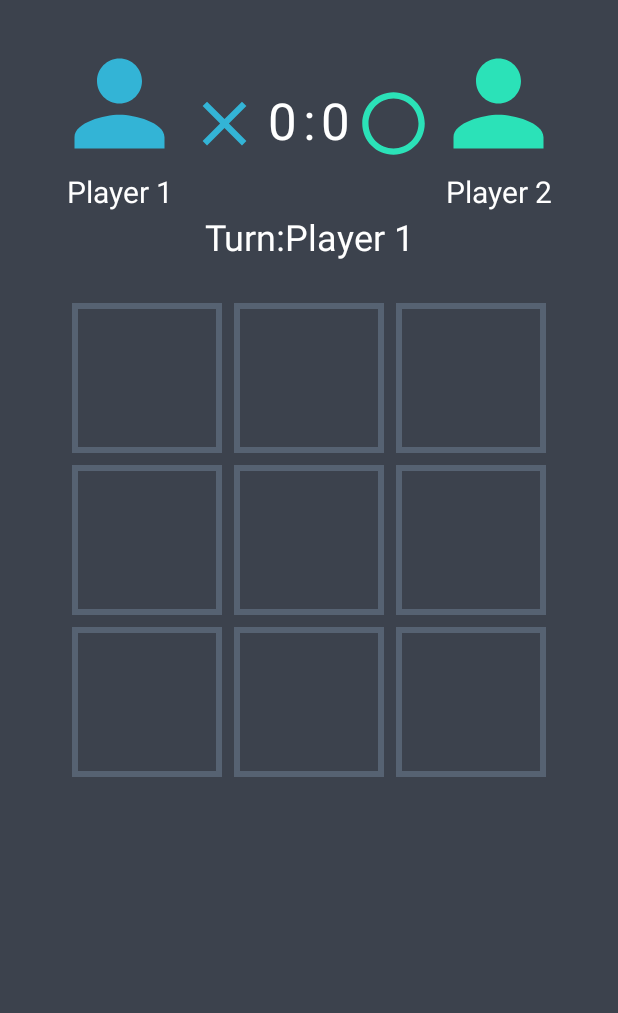
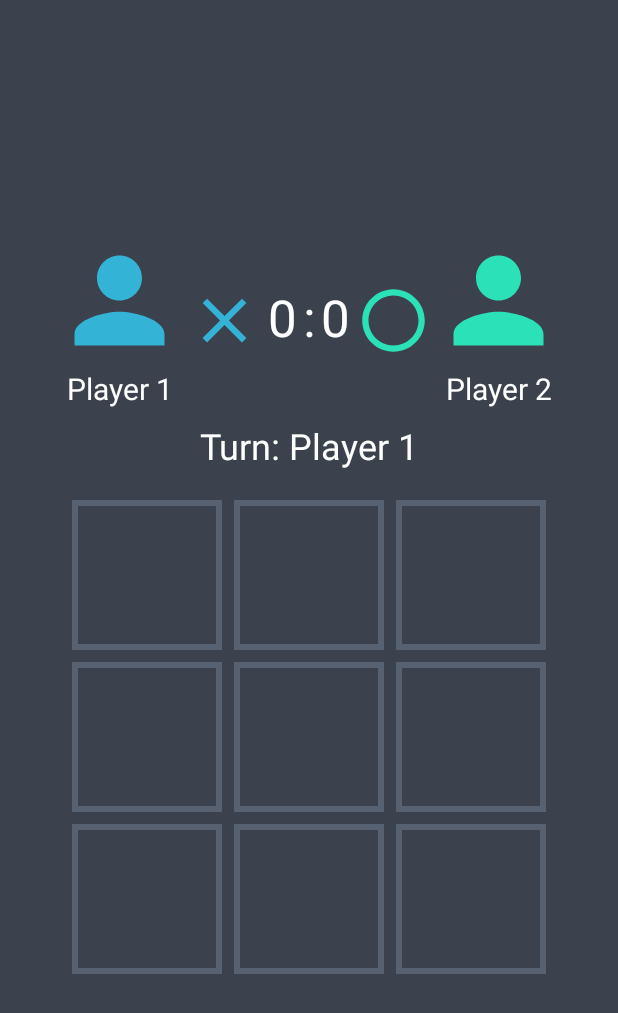
Before and after one commit to AndreMP93/Quiz-Cross, an Android app built with Jetpack Compose: the NewGameActivity screen opened directly, with no data from a screen before it, on a phone screen of 412 x 824 dp. Shown: the top 1013 px of the screen. Run offline under Robolectric (Android 15) with nearby library versions, the phone set to English and light mode, and no system bars.

Commit message:
Atualização 02/04/2023 Ajustes

```diff
--- a/app/src/main/java/com/example/quizcross/activity/NewGameActivity.kt
+++ b/app/src/main/java/com/example/quizcross/activity/NewGameActivity.kt
@@ -9,6 +9,8 @@ import android.widget.ImageButton
 import android.widget.RadioButton
 import android.widget.RadioGroup
 import androidx.appcompat.app.AlertDialog
+import androidx.compose.ui.graphics.Color
+import androidx.core.content.ContextCompat
 import androidx.lifecycle.ViewModelProvider
 import com.example.quizcross.R
 import com.example.quizcross.databinding.ActivityNewGameBinding
@@ -35,7 +37,9 @@ class NewGameActivity : AppCompatActivity() {
     private lateinit var categories: MutableList<Int>
     private var selectedLine by Delegates.notNull<Int>()
     private var selectedColumn by Delegates.notNull<Int>()
-
+    private lateinit var progressDialog: ProgressDialog
+    private var boardWidget: MutableList<MutableList<ImageButton>> = mutableListOf(mutableListOf(),
+        mutableListOf(), mutableListOf())
 
     override fun onCreate(savedInstanceState: Bundle?) {
         super.onCreate(savedInstanceState)
@@ -43,7 +47,16 @@ class NewGameActivity : AppCompatActivity() {
         newGameBinding = ActivityNewGameBinding.inflate(layoutInflater)
         setContentView(newGameBinding.root)
 
-
+        boardWidget[0].add(newGameBinding.matrix.position00)
+        boardWidget[0].add(newGameBinding.matrix.position01)
+        boardWidget[0].add(newGameBinding.matrix.position02)
+        boardWidget[1].add(newGameBinding.matrix.position10)
+        boardWidget[1].add(newGameBinding.matrix.position11)
+        boardWidget[1].add(newGameBinding.matrix.position12)
+        boardWidget[2].add(newGameBinding.matrix.position20)
+        boardWidget[2].add(newGameBinding.matrix.position21)
+        boardWidget[2].add(newGameBinding.matrix.position22)
+        progressDialog = ProgressDialog(this)
         gameViewModel = ViewModelProvider(this)[GameViewModel::class.java]
 
         val sharedPreferences = getSharedPreferences(getString(R.string.preference_file_key), Context.MODE_PRIVATE)
@@ -87,10 +100,10 @@ class NewGameActivity : AppCompatActivity() {
 
         gameViewModel.ticTacToe.observe(this){
             if(it.isPlayer1Turn){
-                val turnOrder = getString(R.string.turn) + getString(R.string.player1)
+                val turnOrder = getString(R.string.turn) + " " + getString(R.string.player1)
                 newGameBinding.textTurn.text = turnOrder
             }else{
-                val turnOrder = getString(R.string.turn) + getString(R.string.player2)
+                val turnOrder = getString(R.string.turn) +" "+ getString(R.string.player2)
                 newGameBinding.textTurn.text = turnOrder
             }
             if(it.isTie){
@@ -165,91 +178,41 @@ class NewGameActivity : AppCompatActivity() {
 
         questionViewModel.isRequestingQuestion.observe(this){
             if(it){
-                val progressDialog = ProgressDialog(this)
+                println("isRequestingQuestion: $it")
                 progressDialog.setMessage("Loading...")
                 progressDialog.show()
-
-
+            }else{
+                println("isRequestingQuestion: $it")
+                progressDialog.dismiss()
             }
         }
     }
 
     private fun settingMatrix(){
+        val displayMetrics = resources.displayMetrics
+        val screenWidth = displayMetrics.widthPixels
+        val layoutParams = newGameBinding.matrix.position00.layoutParams
+        layoutParams.width = (screenWidth * 0.3).toInt()
+        layoutParams.height = (screenWidth * 0.3).toInt()
 
-//        val displayMetrics = resources.displayMetrics
-//        val screenWidth = displayMetrics.widthPixels
-//        val layoutParams = newGameBinding.matrix.position00.layoutParams
-//        layoutParams.width = (screenWidth * 0.3).toInt()
-//        layoutParams.height = (screenWidth * 0.3).toInt()
-//
-//        newGameBinding.matrix.position00.layoutParams = layoutParams
-//        newGameBinding.matrix.position01.layoutParams = layoutParams
-//        newGameBinding.matrix.position02.layoutParams = layoutParams
-//        newGameBinding.matrix.position10.layoutParams = layoutParams
-//        newGameBinding.matrix.position11.layoutParams = layoutParams
-//        newGameBinding.matrix.position12.layoutParams = layoutParams
-//        newGameBinding.matrix.position20.layoutParams = layoutParams
-//        newGameBinding.matrix.position21.layoutParams = layoutParams
-//        newGameBinding.matrix.position22.layoutParams = layoutParams
-
-
-        newGameBinding.matrix.position00.setOnClickListener {
-            selectedLine = 0
-            selectedColumn = 0
-            questionViewModel.getQuestion(category = categories.random(), difficult = difficult)
-        }
-        newGameBinding.matrix.position01.setOnClickListener {
-            selectedLine = 0
-            selectedColumn = 1
-            questionViewModel.getQuestion(category = categories.random(), difficult = difficult)
-        }
-        newGameBinding.matrix.position02.setOnClickListener {
-            selectedLine = 0
-            selectedColumn = 2
-            questionViewModel.getQuestion(category = categories.random(), difficult = difficult)
-        }
-        newGameBinding.matrix.position10.setOnClickListener {
-            selectedLine = 1
-            selectedColumn = 0
-            questionViewModel.getQuestion(category = categories.random(), difficult = difficult)
-        }
-        newGameBinding.matrix.position11.setOnClickListener {
-            selectedLine = 1
-            selectedColumn = 1
-            questionViewModel.getQuestion(category = categories.random(), difficult = difficult)
-        }
-        newGameBinding.matrix.position12.setOnClickListener {
-            selectedLine = 1
-            selectedColumn = 2
-            questionViewModel.getQuestion(category = categories.random(), difficult = difficult)
-        }
-        newGameBinding.matrix.position20.setOnClickListener {
-            selectedLine = 2
-            selectedColumn = 0
-            questionViewModel.getQuestion(category = categories.random(), difficult = difficult)
-        }
-        newGameBinding.matrix.position21.setOnClickListener {
-            selectedLine = 2
-            selectedColumn = 1
-            questionViewModel.getQuestion(category = categories.random(), difficult = difficult)
-        }
-        newGameBinding.matrix.position22.setOnClickListener {
-            selectedLine = 2
-            selectedColumn = 2
-            questionViewModel.getQuestion(category = categories.random(), difficult = difficult)
+        for (line in boardWidget){
+            for (imageButton in line){
+                imageButton.layoutParams = layoutParams
+                imageButton.setOnClickListener {
+                    selectedLine = boardWidget.indexOf(line)
+                    selectedColumn = line.indexOf(imageButton)
+                    questionViewModel.getQuestion(category = categories.random(), difficult = difficult)
+                }
+            }
         }
     }
 
     private fun updateMatrix(board: Array<Array<String>>){
-        setImageButtonMatrix(newGameBinding.matrix.position00, board[0][0])
-        setImageButtonMatrix(newGameBinding.matrix.position01, board[0][1])
-        setImageButtonMatrix(newGameBinding.matrix.position02, board[0][2])
-        setImageButtonMatrix(newGameBinding.matrix.position10, board[1][0])
-        setImageButtonMatrix(newGameBinding.matrix.position11, board[1][1])
-        setImageButtonMatrix(newGameBinding.matrix.position12, board[1][2])
-        setImageButtonMatrix(newGameBinding.matrix.position20, board[2][0])
-        setImageButtonMatrix(newGameBinding.matrix.position21, board[2][1])
-        setImageButtonMatrix(newGameBinding.matrix.position22, board[2][2])
+        for (line in boardWidget){
+            for (imageButton in line){
+                setImageButtonMatrix(imageButton, board[boardWidget.indexOf(line)][line.indexOf(imageButton)])
+            }
+        }
     }
     private fun setImageButtonMatrix(imgButton: ImageButton, symbol: String){
         when (symbol) {
@@ -270,36 +233,19 @@ class NewGameActivity : AppCompatActivity() {
     }
 
     private fun resetMatrix(){
-        newGameBinding.matrix.position00.isEnabled = true
-        newGameBinding.matrix.position01.isEnabled = true
-        newGameBinding.matrix.position02.isEnabled = true
-        newGameBinding.matrix.position10.isEnabled = true
-        newGameBinding.matrix.position11.isEnabled = true
-        newGameBinding.matrix.position12.isEnabled = true
-        newGameBinding.matrix.position20.isEnabled = true
-        newGameBinding.matrix.position21.isEnabled = true
-        newGameBinding.matrix.position22.isEnabled = true
-
-        newGameBinding.matrix.position00.setImageResource(android.R.color.transparent)
-        newGameBinding.matrix.position01.setImageResource(android.R.color.transparent)
-        newGameBinding.matrix.position02.setImageResource(android.R.color.transparent)
-        newGameBinding.matrix.position10.setImageResource(android.R.color.transparent)
-        newGameBinding.matrix.position11.setImageResource(android.R.color.transparent)
-        newGameBinding.matrix.position12.setImageResource(android.R.color.transparent)
-        newGameBinding.matrix.position20.setImageResource(android.R.color.transparent)
-        newGameBinding.matrix.position21.setImageResource(android.R.color.transparent)
-        newGameBinding.matrix.position22.setImageResource(android.R.color.transparent)
+        for (line in boardWidget){
+            for (imageButton in line){
+                imageButton.isEnabled = true
+                imageButton.setImageResource(android.R.color.transparent)
+            }
+        }
     }
     private fun disableButtonsMatrix(){
-        newGameBinding.matrix.position00.isEnabled = false
-        newGameBinding.matrix.position01.isEnabled = false
-        newGameBinding.matrix.position02.isEnabled = false
-        newGameBinding.matrix.position10.isEnabled = false
-        newGameBinding.matrix.position11.isEnabled = false
-        newGameBinding.matrix.position12.isEnabled = false
-        newGameBinding.matrix.position20.isEnabled = false
-        newGameBinding.matrix.position21.isEnabled = false
-        newGameBinding.matrix.position22.isEnabled = false
+        for (line in boardWidget){
+            for (imageButton in line){
+                imageButton.isEnabled = false
+            }
+        }
     }
 
     private fun showWinDialog(winnerName: String?) {
@@ -340,6 +286,7 @@ class NewGameActivity : AppCompatActivity() {
         alternatives.forEachIndexed { index, text ->
             val radioButton = RadioButton(applicationContext)
             radioButton.text = text
+            radioButton.setTextColor(ContextCompat.getColor(this, R.color.button_color))
             radioButton.id = index
             radioGroup.addView(radioButton)
         }
--- a/app/src/main/res/layout/activity_new_game.xml
+++ b/app/src/main/res/layout/activity_new_game.xml
@@ -12,13 +12,15 @@
         android:layout_width="wrap_content"
         android:layout_height="wrap_content"
         android:layout_marginStart="8dp"
-        android:layout_marginTop="24dp"
         android:layout_marginEnd="8dp"
         android:gravity="center"
         android:orientation="horizontal"
+        app:layout_constraintBottom_toTopOf="@+id/textTurn"
         app:layout_constraintEnd_toEndOf="parent"
+        app:layout_constraintHorizontal_bias="0.5"
         app:layout_constraintStart_toStartOf="parent"
-        app:layout_constraintTop_toTopOf="parent">
+        app:layout_constraintTop_toTopOf="parent"
+        app:layout_constraintVertical_chainStyle="packed">
 
         <LinearLayout
             android:id="@+id/linearLayout"
@@ -126,10 +128,13 @@
         android:id="@+id/textTurn"
         android:layout_width="wrap_content"
         android:layout_height="wrap_content"
+        android:layout_marginTop="8dp"
         android:text="@string/turn"
         android:textColor="@color/white"
         android:textSize="24sp"
+        app:layout_constraintBottom_toTopOf="@+id/matrix"
         app:layout_constraintEnd_toEndOf="parent"
+        app:layout_constraintHorizontal_bias="0.5"
         app:layout_constraintStart_toStartOf="parent"
         app:layout_constraintTop_toBottomOf="@+id/linearLayout8" />
 
@@ -138,8 +143,9 @@
         layout="@layout/matrix"
         android:layout_width="wrap_content"
         android:layout_height="wrap_content"
-        android:layout_marginTop="8dp"
+        app:layout_constraintBottom_toBottomOf="parent"
         app:layout_constraintEnd_toEndOf="parent"
+        app:layout_constraintHorizontal_bias="0.5"
         app:layout_constraintStart_toStartOf="parent"
         app:layout_constraintTop_toBottomOf="@+id/textTurn" />
 
```
Also changed, not shown: app/src/main/java/com/example/quizcross/viewmodel/QuestionViewModel.kt (+10 -0 lines).
